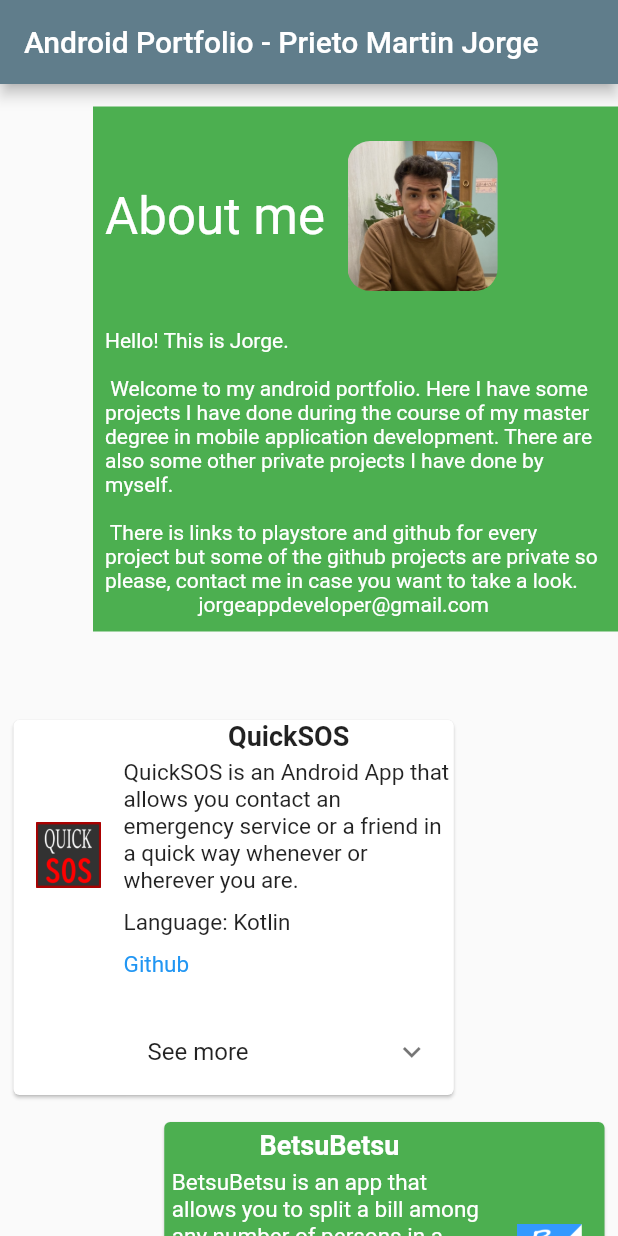
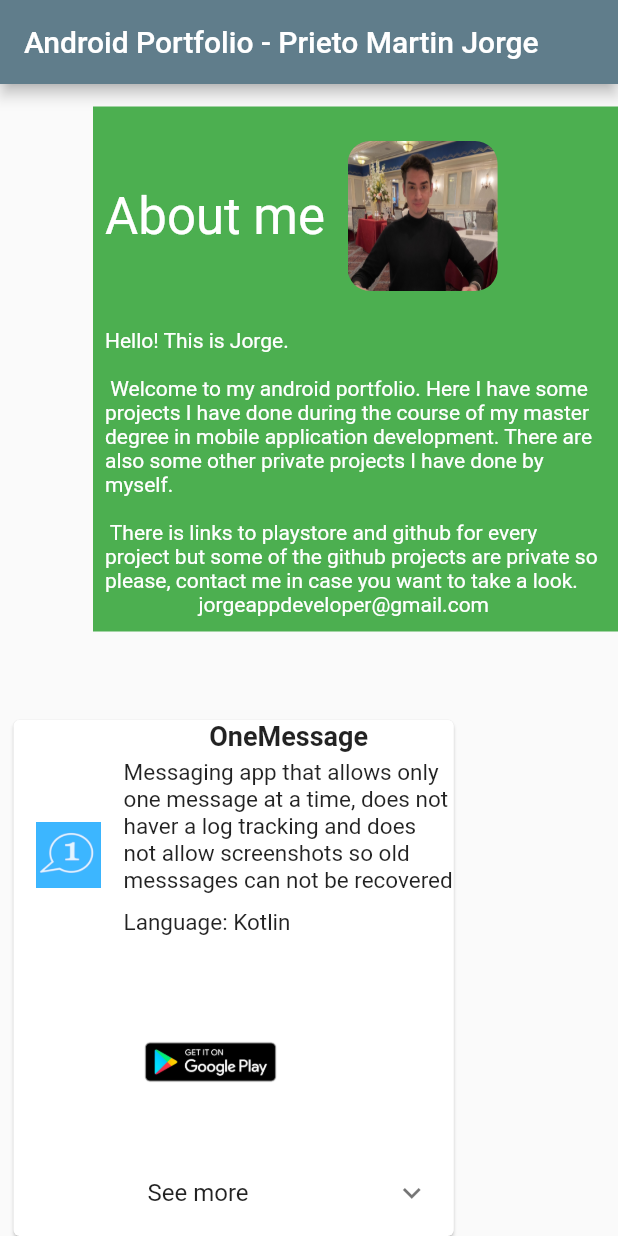
Before and after one commit to jorgeprieto1988/portfolio, a Flutter app: the screen it shows after launch, on a phone screen of 412 x 824 dp. Run offline on Flutter 3.47's test engine with Material 2 defaults, Android fonts, the phone set to English and light mode, and no system bars; our stand-ins replace carousel_slider.

```diff
--- a/lib/main.dart
+++ b/lib/main.dart
@@ -81,7 +81,7 @@ class MyHomePage extends StatelessWidget {
                                 child: Image(
                                     fit: BoxFit.fill,
                                     image: AssetImage(
-                                        "images/portfolioandroid3.png"))))),
+                                        "images/portfolioandroid4.jpg"))))),
                   ]),
                   SizedBox(
                     height: 10.0,
--- a/lib/model/backend.dart
+++ b/lib/model/backend.dart
@@ -13,6 +13,27 @@ class Backend {
   /// Private list of apps.
   final _apps = [
     App(
+        name: 'OneMessage',
+        description:
+            'Messaging app that allows only one message at a time, does not haver a log tracking and does not allow screenshots so old messsages can not be recovered',
+        languages: 'Kotlin',
+        image: 'images/onemessage.png',
+        funcionalities:
+            'Create an informative alarm in two steps, Shows your position in a map, Search and add friends, Send and receive help alarms to friends',
+        arquitecture: 'MVVM',
+        librariesservices:
+            'Room, ViewModel, Firebase, Picasso, Mockito, Espresso, Google',
+        github: '',
+        playstore:
+            'https://play.google.com/store/apps/details?id=jorgeprietomartintfm.app.onemessage',
+        screenshot1: 'images/onemessage1.png',
+        screenshot2: 'images/onemessage2.png',
+        screenshot3: 'images/onemessage3.png',
+        horizontal: false,
+        largeDescription:
+            '''This app was created to test some features and development in MVVM, along with the releasing of an app that manages user data.
+        \n Its Alpha version only allows creating an account with google sign in. '''),
+    App(
         name: 'QuickSOS',
         description:
             'QuickSOS is an Android App that allows you contact an emergency service or a friend in a quick way whenever or wherever you are.',
@@ -23,7 +44,7 @@ class Backend {
         arquitecture: 'MVP',
         librariesservices:
             'Room, Coroutines, Firebase, Picasso, Mockito, Espresso, Maps',
-        github: 'https://github.com/jorgeprieto1988/QuickSoS2',
+        github: '',
         playstore: '',
         screenshot1: 'images/quicksos1.png',
         screenshot2: 'images/quicksos2.png',
@@ -45,7 +66,7 @@ class Backend {
         funcionalities: '',
         arquitecture: '',
         librariesservices: '',
-        github: 'https://github.com/jorgeprieto1988/BetsuBetsu',
+        github: '',
         playstore:
             'https://play.google.com/store/apps/details?id=prieto.jorge.betsubetsu',
         screenshot1: 'images/betsubetsu1.png',
@@ -66,7 +87,7 @@ class Backend {
       funcionalities: '',
       arquitecture: '',
       librariesservices: '',
-      github: 'https://github.com/jorgeprieto1988/MovieHunters',
+      github: '',
       playstore:
           'https://play.google.com/store/apps/details?id=jorjoxo.app.moviehunters',
       screenshot1: 'images/moviehunters1.png',
--- a/lib/widget/appwidget.dart
+++ b/lib/widget/appwidget.dart
@@ -72,7 +72,7 @@ class AppWidget extends StatelessWidget {
                                   child: RichText(
                                       text: TextSpan(children: [
                                     TextSpan(
-                                        text: "Github",
+                                        text: getGitHub(app.github),
                                         style: TextStyle(
                                             fontSize: 15, color: Colors.blue),
                                         recognizer: TapGestureRecognizer()
@@ -91,6 +91,14 @@ class AppWidget extends StatelessWidget {
                   ])))),
           Expanded(flex: 1, child: Container())
         ]));
+  }
+
+  String getGitHub(content) {
+    if (content != '') {
+      return "Github";
+    } else {
+      return "";
+    }
   }
 
   Widget rightColumn() {
@@ -152,7 +160,7 @@ class AppWidget extends StatelessWidget {
                                               child: RichText(
                                                   text: TextSpan(children: [
                                                 TextSpan(
-                                                    text: "Github",
+                                                    text: getGitHub(app.github),
                                                     style: TextStyle(
                                                         fontSize: 15,
                                                         color: Color.fromARGB(
```
Also changed, not shown: images/onemessage.png (added), images/onemessage1.png (added), images/onemessage2.png (added), images/onemessage3.png (added), images/onemessage4.png (added), images/portfolioandroid4.jpg (added), images/smartex.png (added), 1 other file.
